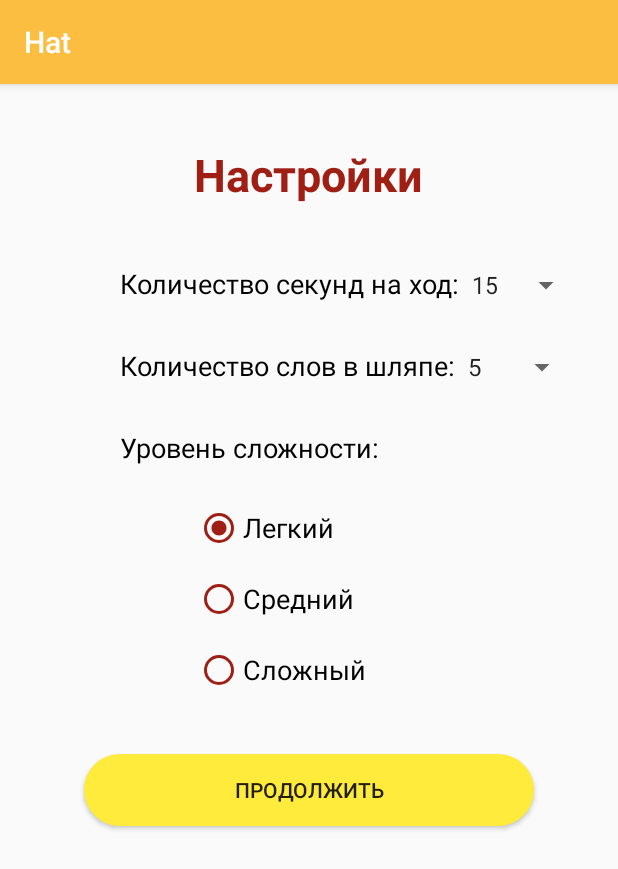
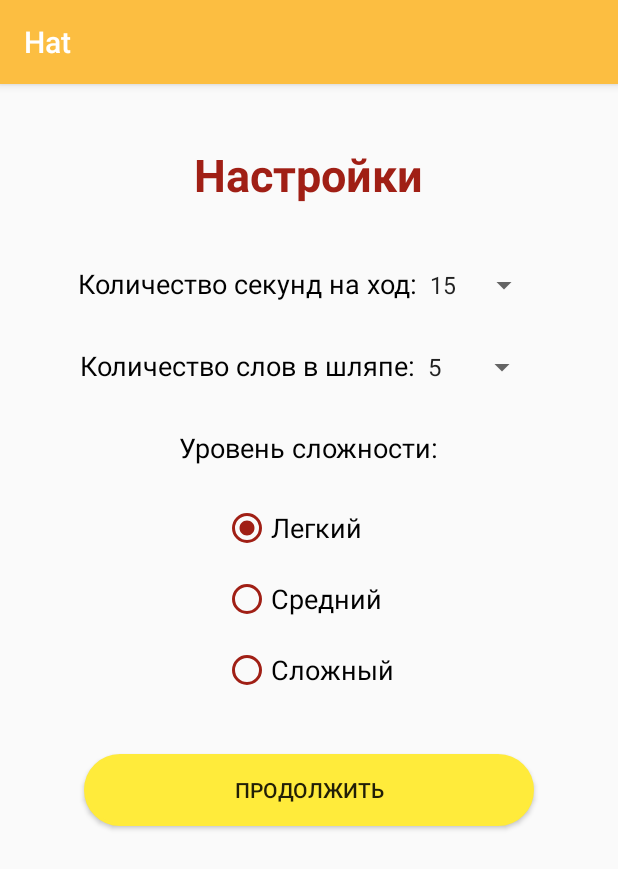
Before and after one commit to moevm/adfmp20-hat, an Android app: the SettingsActivity screen opened directly, with no data from a screen before it, on a phone screen of 412 x 824 dp. Shown: the top 869 px of the screen. Run offline under Robolectric (Android 15) with nearby library versions, the phone set to English and light mode, and no system bars.

```diff
--- a/hat_game/app/src/main/res/layout/activity_settings.xml
+++ b/hat_game/app/src/main/res/layout/activity_settings.xml
@@ -26,6 +26,7 @@
             android:layout_width="wrap_content"
             android:layout_height="wrap_content"
             android:layout_marginTop="40sp"
+            android:layout_gravity="center"
             android:orientation="horizontal">
 
             <TextView
@@ -33,7 +34,6 @@
                 android:layout_width="wrap_content"
                 android:layout_height="wrap_content"
                 android:text="@string/time_for_step"
-                android:layout_marginLeft="80sp"
                 android:textSize="18sp"
                 android:textColor="@color/colorBlack" />
 
@@ -49,6 +49,7 @@
             android:layout_width="wrap_content"
             android:layout_height="wrap_content"
             android:layout_marginTop="30sp"
+            android:layout_gravity="center"
             android:orientation="horizontal">
 
             <TextView
@@ -56,7 +57,6 @@
                 android:layout_width="wrap_content"
                 android:layout_height="wrap_content"
                 android:text="Количество слов в шляпе:"
-                android:layout_marginStart="80sp"
                 android:textSize="18sp"
                 android:textColor="@color/colorBlack" />
 
@@ -72,22 +72,23 @@
             android:id="@+id/textView5"
             android:layout_width="wrap_content"
             android:layout_height="wrap_content"
-            android:layout_marginLeft="80sp"
             android:layout_marginTop="30sp"
             android:text="Уровень сложности:"
+            android:layout_gravity="center"
             android:textSize="18sp"
             android:textColor="@color/colorBlack" />
 
         <LinearLayout
             android:layout_width="wrap_content"
             android:layout_height="wrap_content"
-            android:layout_marginLeft="130sp"
+            android:layout_gravity="center"
             android:layout_marginTop="10sp"
             android:orientation="vertical">
 
             <RadioGroup
                 android:id="@+id/radio_mode"
                 android:layout_width="wrap_content"
+                android:layout_gravity="center"
                 android:layout_height="wrap_content">
 
                 <RadioButton
```
Also changed, not shown: hat_game/app/src/main/res/layout/activity_add_word.xml (+5 -5 lines), 1 other file.
